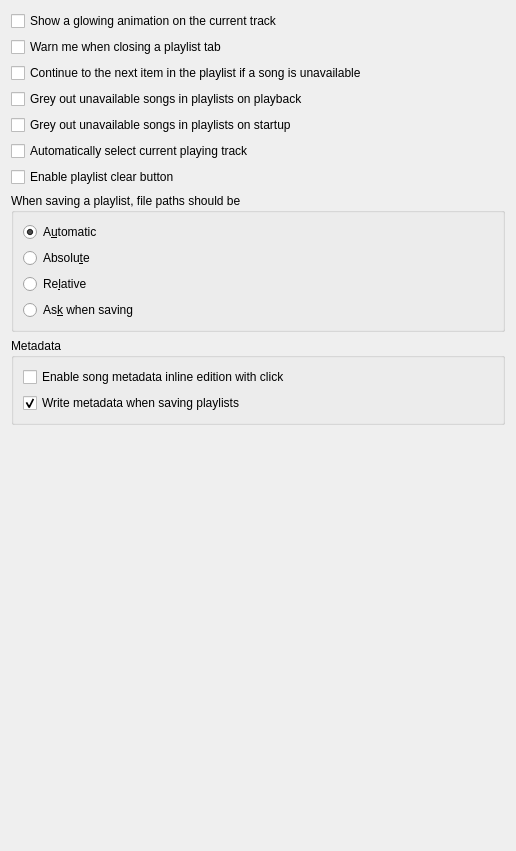
strawberrymusicplayer/strawberry, file src/settings/playlistsettingspage.ui: the form before one commit.
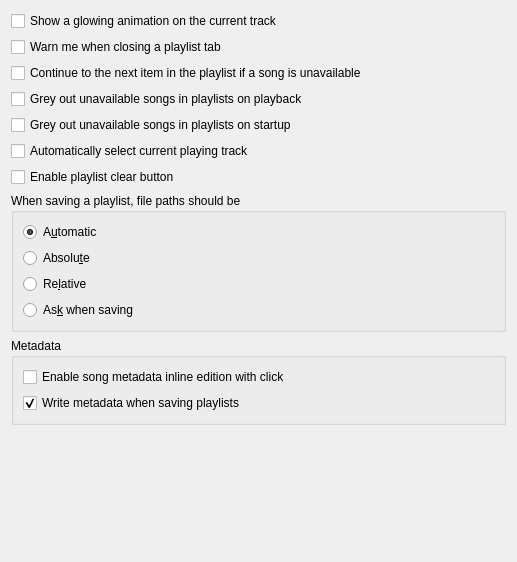
The form after the commit.

Commit message: Adjust width of settingspages

The edit to the form file:
```diff
--- a/src/settings/playlistsettingspage.ui
+++ b/src/settings/playlistsettingspage.ui
@@ -6,8 +6,8 @@
    <rect>
     <x>0</x>
     <y>0</y>
-    <width>516</width>
-    <height>851</height>
+    <width>517</width>
+    <height>562</height>
    </rect>
   </property>
   <property name="windowTitle">
```
The commit also changes 13 other files.
